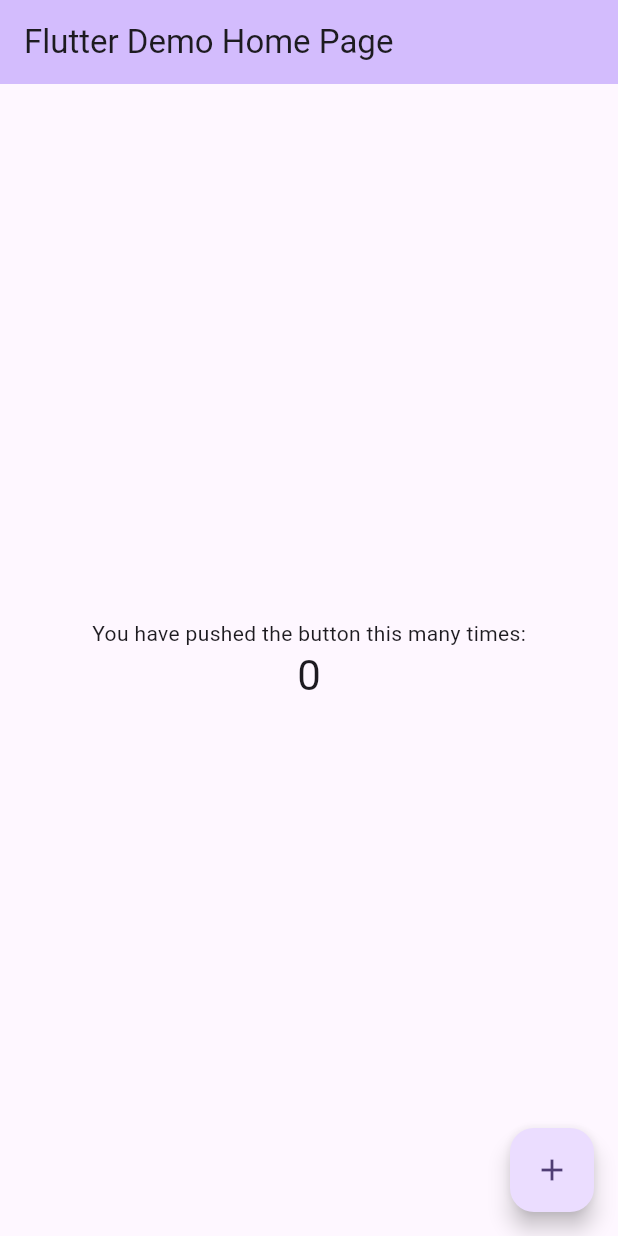
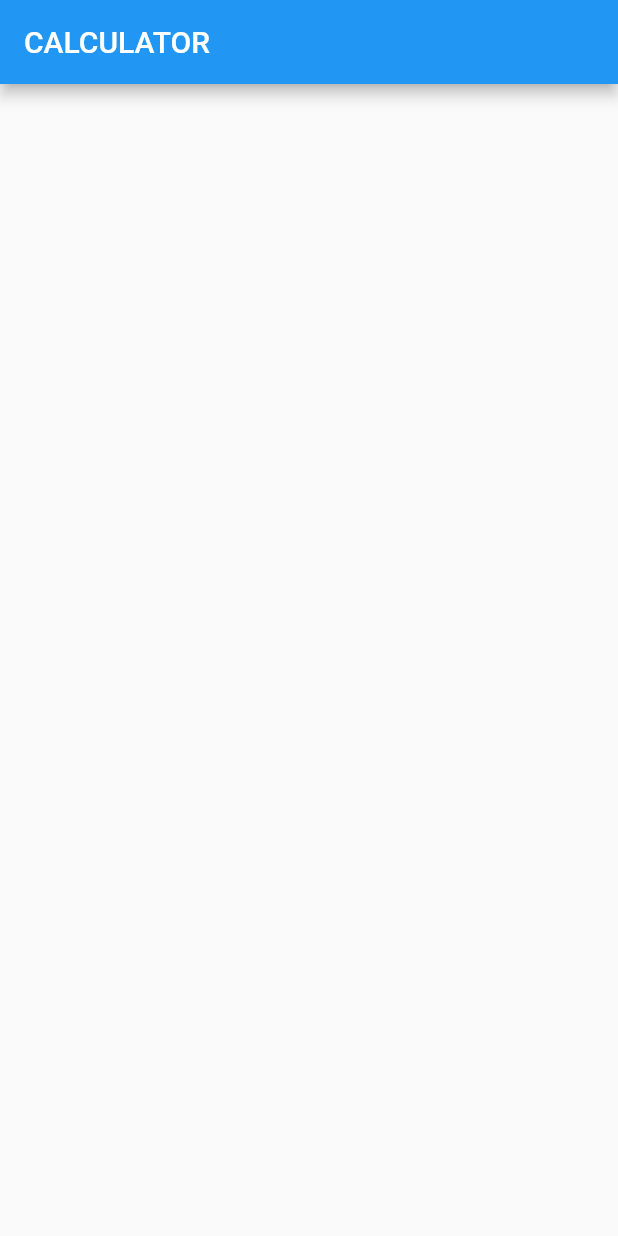
Before and after one commit to Hitika2411/calculator_app, a Flutter app: the screen it shows after launch, on a phone screen of 412 x 824 dp. Run offline on Flutter 3.47's test engine with Material 2 defaults, Android fonts, the phone set to English and light mode, and no system bars.

Commit message:
basic_screen

```diff
--- /dev/null
+++ b/lib/calculator_app.dart
@@ -0,0 +1,14 @@
+import 'package:flutter/material.dart';
+
+class CalculatorApp extends StatelessWidget {
+  const CalculatorApp({super.key});
+
+  @override
+  Widget build(BuildContext context) {
+    return Scaffold(
+      appBar: AppBar(
+        title: const Text('CALCULATOR', textAlign: TextAlign.center),
+      ),
+    );
+  }
+}
--- a/lib/main.dart
+++ b/lib/main.dart
@@ -1,125 +1,6 @@
+import 'package:calculator_app/calculator_app.dart';
 import 'package:flutter/material.dart';
 
 void main() {
-  runApp(const MyApp());
+  runApp(const MaterialApp(home: CalculatorApp()));
 }
-
-class MyApp extends StatelessWidget {
-  const MyApp({super.key});
-
-  // This widget is the root of your application.
-  @override
-  Widget build(BuildContext context) {
-    return MaterialApp(
-      title: 'Flutter Demo',
-      theme: ThemeData(
-        // This is the theme of your application.
-        //
-        // TRY THIS: Try running your application with "flutter run". You'll see
-        // the application has a blue toolbar. Then, without quitting the app,
-        // try changing the seedColor in the colorScheme below to Colors.green
-        // and then invoke "hot reload" (save your changes or press the "hot
-        // reload" button in a Flutter-supported IDE, or press "r" if you used
-        // the command line to start the app).
-        //
-        // Notice that the counter didn't reset back to zero; the application
-        // state is not lost during the reload. To reset the state, use hot
-        // restart instead.
-        //
-        // This works for code too, not just values: Most code changes can be
-        // tested with just a hot reload.
-        colorScheme: ColorScheme.fromSeed(seedColor: Colors.deepPurple),
-        useMaterial3: true,
-      ),
-      home: const MyHomePage(title: 'Flutter Demo Home Page'),
-    );
-  }
-}
-
-class MyHomePage extends StatefulWidget {
-  const MyHomePage({super.key, required this.title});
-
-  // This widget is the home page of your application. It is stateful, meaning
-  // that it has a State object (defined below) that contains fields that affect
-  // how it looks.
-
-  // This class is the configuration for the state. It holds the values (in this
-  // case the title) provided by the parent (in this case the App widget) and
-  // used by the build method of the State. Fields in a Widget subclass are
-  // always marked "final".
-
-  final String title;
-
-  @override
-  State<MyHomePage> createState() => _MyHomePageState();
-}
-
-class _MyHomePageState extends State<MyHomePage> {
-  int _counter = 0;
-
-  void _incrementCounter() {
-    setState(() {
-      // This call to setState tells the Flutter framework that something has
-      // changed in this State, which causes it to rerun the build method below
-      // so that the display can reflect the updated values. If we changed
-      // _counter without calling setState(), then the build method would not be
-      // called again, and so nothing would appear to happen.
-      _counter++;
-    });
-  }
-
-  @override
-  Widget build(BuildContext context) {
-    // This method is rerun every time setState is called, for instance as done
-    // by the _incrementCounter method above.
-    //
-    // The Flutter framework has been optimized to make rerunning build methods
-    // fast, so that you can just rebuild anything that needs updating rather
-    // than having to individually change instances of widgets.
-    return Scaffold(
-      appBar: AppBar(
-        // TRY THIS: Try changing the color here to a specific color (to
-        // Colors.amber, perhaps?) and trigger a hot reload to see the AppBar
-        // change color while the other colors stay the same.
-        backgroundColor: Theme.of(context).colorScheme.inversePrimary,
-        // Here we take the value from the MyHomePage object that was created by
-        // the App.build method, and use it to set our appbar title.
-        title: Text(widget.title),
-      ),
-      body: Center(
-        // Center is a layout widget. It takes a single child and positions it
-        // in the middle of the parent.
-        child: Column(
-          // Column is also a layout widget. It takes a list of children and
-          // arranges them vertically. By default, it sizes itself to fit its
-          // children horizontally, and tries to be as tall as its parent.
-          //
-          // Column has various properties to control how it sizes itself and
-          // how it positions its children. Here we use mainAxisAlignment to
-          // center the children vertically; the main axis here is the vertical
-          // axis because Columns are vertical (the cross axis would be
-          // horizontal).
-          //
-          // TRY THIS: Invoke "debug painting" (choose the "Toggle Debug Paint"
-          // action in the IDE, or press "p" in the console), to see the
-          // wireframe for each widget.
-          mainAxisAlignment: MainAxisAlignment.center,
-          children: <Widget>[
-            const Text(
-              'You have pushed the button this many times:',
-            ),
-            Text(
-              '$_counter',
-              style: Theme.of(context).textTheme.headlineMedium,
-            ),
-          ],
-        ),
-      ),
-      floatingActionButton: FloatingActionButton(
-        onPressed: _incrementCounter,
-        tooltip: 'Increment',
-        child: const Icon(Icons.add),
-      ), // This trailing comma makes auto-formatting nicer for build methods.
-    );
-  }
-}
```
